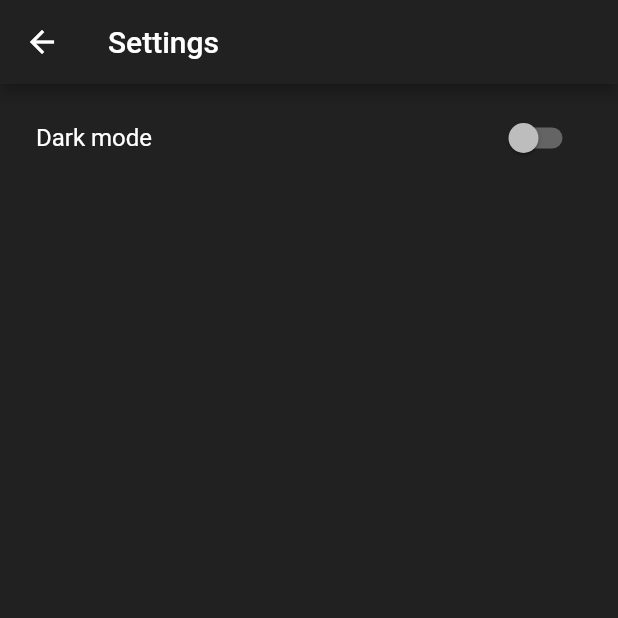
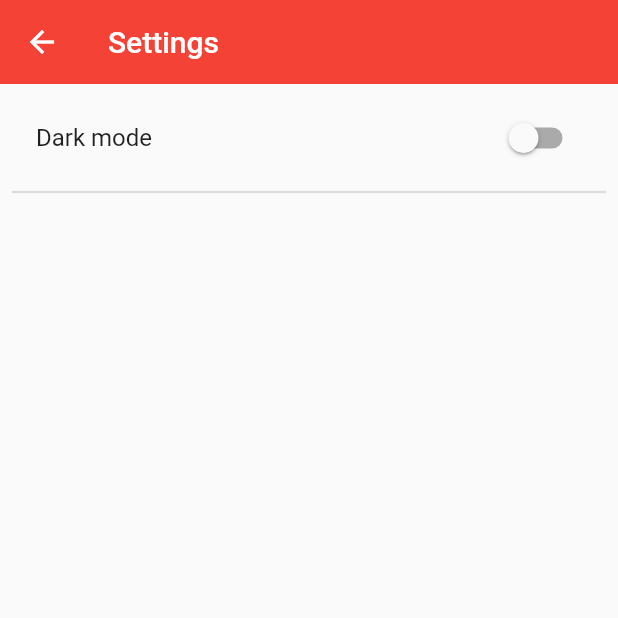
Before and after one commit to amaan-zafar/Timer-Stopwatch, a Flutter app: the screen it shows after launch, after a tap on the "settings" icon, on a phone screen of 412 x 824 dp, the top half of it. Run offline on Flutter 3.47's test engine with Material 2 defaults, Android fonts, the light colour scheme and no system bars; our stand-ins replace bloc, equatable, flutter_bloc, numberpicker; statements that could not run were skipped.

Commit message:
dual theme using bloc implemented

```diff
--- a/lib/main.dart
+++ b/lib/main.dart
@@ -1,8 +1,7 @@
 import 'package:flutter/material.dart';
-import 'package:timer_stopwatch/ui/preference/preference_screen.dart';
-import 'package:timer_stopwatch/ui/tabs/timer_tab.dart';
-
-import 'ui/tabs/stopwatch_tab.dart';
+import 'package:flutter_bloc/flutter_bloc.dart';
+import 'package:timer_stopwatch/ui/global/theme/bloc/theme_bloc.dart';
+import 'package:timer_stopwatch/ui/home/home.dart';
 
 void main() {
   runApp(ClockApp());
@@ -11,78 +10,17 @@ void main() {
 class ClockApp extends StatelessWidget {
   @override
   Widget build(BuildContext context) {
+    return BlocProvider(
+      create: (context) => ThemeBloc(),
+      child: BlocBuilder<ThemeBloc, ThemeState>(
+        builder: (context, state) {
           return MaterialApp(
             debugShowCheckedModeBanner: false,
             title: 'Clock',
-      theme: ThemeData(
-        brightness: Brightness.dark,
-        accentColor: Colors.red,
-        canvasColor: Colors.grey[900],
-      ),
+            theme: state.themeData,
             home: HomePage(),
           );
-  }
-}
-
-class HomePage extends StatefulWidget {
-  @override
-  _HomePageState createState() => _HomePageState();
-}
-
-class _HomePageState extends State<HomePage> with TickerProviderStateMixin {
-  TabController tb;
-
-  @override
-  void initState() {
-    tb = TabController(
-      length: 2,
-      vsync: this,
-    );
-    super.initState();
-  }
-
-  @override
-  Widget build(BuildContext context) {
-    return Scaffold(
-      appBar: PreferredSize(
-        child: Container(
-            child: SafeArea(
-          child: Column(
-            children: <Widget>[
-              Container(
-                margin: const EdgeInsets.symmetric(horizontal: 16),
-                height: 40,
-                child: Align(
-                    alignment: Alignment.centerRight,
-                    child: GestureDetector(
-                      child: Icon(
-                        Icons.settings,
-                        color: Colors.red,
-                      ),
-                      onTap: () {
-                        Navigator.of(context).push(MaterialPageRoute(
-                            builder: (_) => PreferenceScreen()));
         },
-                    )),
-              ),
-              TabBar(
-                tabs: <Widget>[Text('Timer'), Text('Stopwatch')],
-                labelStyle:
-                    TextStyle(fontSize: 18.0, fontWeight: FontWeight.w600),
-                labelPadding: EdgeInsets.symmetric(vertical: 16),
-                controller: tb,
-              ),
-            ],
-          ),
-        )),
-        preferredSize: Size.fromHeight(40 + kToolbarHeight),
-      ),
-      body: TabBarView(
-        children: <Widget>[
-          TimerTab(),
-          StopwatchTab(),
-        ],
-        controller: tb,
       ),
     );
   }
--- a/lib/ui/global/theme/app_themes.dart
+++ b/lib/ui/global/theme/app_themes.dart
@@ -3,12 +3,30 @@ import 'package:flutter/material.dart';
 enum AppThemeData { LightTheme, DarkTheme }
 
 final appThemeData = {
-  AppThemeData.LightTheme: ThemeData(
+  AppThemeData.DarkTheme: ThemeData(
     brightness: Brightness.dark,
     accentColor: Colors.red,
+    tabBarTheme: TabBarTheme(
+      unselectedLabelColor: Colors.white,
+      labelColor: Colors.red,
+    ),
+    appBarTheme: AppBarTheme(
+      brightness: Brightness.dark,
+      elevation: 0,
+      color: Colors.red,
+    ),
   ),
-  AppThemeData.DarkTheme: ThemeData(
+  AppThemeData.LightTheme: ThemeData(
+    brightness: Brightness.light,
+    accentColor: Colors.red,
+    tabBarTheme: TabBarTheme(
+      unselectedLabelColor: Colors.black,
+      labelColor: Colors.red,
+    ),
+    appBarTheme: AppBarTheme(
+      elevation: 0,
       brightness: Brightness.light,
-      accentColor: Colors.red,
-      canvasColor: Colors.grey)
+      color: Colors.red,
+    ),
+  )
 };
--- /dev/null
+++ b/lib/ui/global/theme/bloc/theme_bloc.dart
@@ -0,0 +1,23 @@
+import 'dart:async';
+
+import 'package:bloc/bloc.dart';
+import 'package:equatable/equatable.dart';
+import 'package:flutter/material.dart';
+import 'package:timer_stopwatch/ui/global/theme/app_themes.dart';
+
+part 'theme_event.dart';
+part 'theme_state.dart';
+
+class ThemeBloc extends Bloc<ThemeEvent, ThemeState> {
+  ThemeBloc()
+      : super(ThemeState(themeData: appThemeData[AppThemeData.LightTheme]));
+
+  @override
+  Stream<ThemeState> mapEventToState(
+    ThemeEvent event,
+  ) async* {
+    if (event is ThemeChanged) {
+      yield ThemeState(themeData: appThemeData[event.themeData]);
+    }
+  }
+}
--- /dev/null
+++ b/lib/ui/global/theme/bloc/theme_event.dart
@@ -0,0 +1,15 @@
+part of 'theme_bloc.dart';
+
+abstract class ThemeEvent extends Equatable {
+  final AppThemeData themeData;
+  const ThemeEvent(this.themeData);
+
+  @override
+  List<Object> get props => [themeData];
+}
+
+class ThemeChanged extends ThemeEvent {
+  final AppThemeData themeData;
+
+  ThemeChanged({@required this.themeData}) : super(themeData);
+}
--- /dev/null
+++ b/lib/ui/global/theme/bloc/theme_state.dart
@@ -0,0 +1,10 @@
+part of 'theme_bloc.dart';
+
+class ThemeState extends Equatable {
+  final ThemeData themeData;
+
+  const ThemeState({@required this.themeData});
+
+  @override
+  List<Object> get props => [themeData];
+}
--- a/lib/ui/global/widgets/long_button.dart
+++ b/lib/ui/global/widgets/long_button.dart
@@ -4,7 +4,7 @@ class FullBtn extends StatelessWidget {
   final String text;
   final Function onClicked;
 
-  FullBtn(this.text, this.onClicked);
+  FullBtn({@required this.text, @required this.onClicked});
 
   @override
   Widget build(BuildContext context) {
@@ -16,10 +16,8 @@ class FullBtn extends StatelessWidget {
           onPressed: onClicked,
           padding: EdgeInsets.symmetric(vertical: 12.0),
           child: Text(
-            'Start',
-            style: TextStyle(
-              fontSize: 16.0,
-            ),
+            text,
+            style: TextStyle(fontSize: 16.0, color: Colors.white),
           ),
           color: Colors.red,
           shape: RoundedRectangleBorder(
--- a/lib/ui/global/widgets/short_button.dart
+++ b/lib/ui/global/widgets/short_button.dart
@@ -4,7 +4,7 @@ class HalfBtn extends StatelessWidget {
   final String text;
   final Function onClicked;
 
-  HalfBtn(this.text, this.onClicked);
+  HalfBtn({@required this.text, @required this.onClicked});
 
   @override
   Widget build(BuildContext context) {
@@ -17,9 +17,7 @@ class HalfBtn extends StatelessWidget {
           padding: EdgeInsets.symmetric(vertical: 12.0),
           child: Text(
             text,
-            style: TextStyle(
-              fontSize: 16.0,
-            ),
+            style: TextStyle(fontSize: 16.0, color: Colors.white),
           ),
           color: Colors.red,
           shape: RoundedRectangleBorder(
--- /dev/null
+++ b/lib/ui/home/home.dart
@@ -0,0 +1,68 @@
+import 'package:flutter/material.dart';
+import 'package:timer_stopwatch/ui/home/stopwatch_tab.dart';
+import 'package:timer_stopwatch/ui/home/timer_tab.dart';
+import 'package:timer_stopwatch/ui/preference/preference_screen.dart';
+
+class HomePage extends StatefulWidget {
+  @override
+  _HomePageState createState() => _HomePageState();
+}
+
+class _HomePageState extends State<HomePage> with TickerProviderStateMixin {
+  TabController tb;
+
+  @override
+  void initState() {
+    tb = TabController(
+      length: 2,
+      vsync: this,
+    );
+    super.initState();
+  }
+
+  @override
+  Widget build(BuildContext context) {
+    return Scaffold(
+      appBar: PreferredSize(
+        child: Container(
+            child: SafeArea(
+          child: Column(
+            children: <Widget>[
+              Container(
+                margin: const EdgeInsets.symmetric(horizontal: 18),
+                height: 40,
+                child: Align(
+                    alignment: Alignment.centerRight,
+                    child: GestureDetector(
+                      child: Icon(
+                        Icons.settings,
+                        color: Colors.red,
+                      ),
+                      onTap: () {
+                        Navigator.of(context).push(MaterialPageRoute(
+                            builder: (_) => PreferenceScreen()));
+                      },
+                    )),
+              ),
+              TabBar(
+                tabs: <Widget>[Text('Timer'), Text('Stopwatch')],
+                labelStyle:
+                    TextStyle(fontSize: 18.0, fontWeight: FontWeight.w600),
+                labelPadding: EdgeInsets.symmetric(vertical: 16),
+                controller: tb,
+              ),
+            ],
+          ),
+        )),
+        preferredSize: Size.fromHeight(44 + kToolbarHeight),
+      ),
+      body: TabBarView(
+        children: <Widget>[
+          TimerTab(),
+          StopwatchTab(),
+        ],
+        controller: tb,
+      ),
+    );
+  }
+}
--- a/lib/ui/tabs/timer_tab.dart
+++ b/lib/ui/home/timer_tab.dart
@@ -129,18 +129,26 @@ class _TimerTabState extends State<TimerTab> {
         height: 200,
       ),
       startBtnVisibility == true
-          ? FullBtn('Start', () {
+          ? FullBtn(
+              text: 'Start',
+              onClicked: () {
                 startTimer();
               })
           : Row(mainAxisAlignment: MainAxisAlignment.center, children: <Widget>[
               pauseBtnVisibility == true
-                  ? HalfBtn('Pause', () {
+                  ? HalfBtn(
+                      text: 'Pause',
+                      onClicked: () {
                         pauseTimer();
                       })
-                  : HalfBtn('Resume', () {
+                  : HalfBtn(
+                      text: 'Resume',
+                      onClicked: () {
                         resumeTimer();
                       }),
-              HalfBtn('Cancel', () {
+              HalfBtn(
+                  text: 'Cancel',
+                  onClicked: () {
                     cancelTimer();
                   })
             ])
--- a/lib/ui/preference/preference_screen.dart
+++ b/lib/ui/preference/preference_screen.dart
@@ -1,8 +1,17 @@
 import 'package:flutter/material.dart';
+import 'package:flutter_bloc/flutter_bloc.dart';
+import 'package:timer_stopwatch/ui/global/theme/app_themes.dart';
+import 'package:timer_stopwatch/ui/global/theme/bloc/theme_bloc.dart';
 
-class PreferenceScreen extends StatelessWidget {
+class PreferenceScreen extends StatefulWidget {
+  @override
+  _PreferenceScreenState createState() => _PreferenceScreenState();
+}
+
+class _PreferenceScreenState extends State<PreferenceScreen> {
   @override
   Widget build(BuildContext context) {
+    final bloc = BlocProvider.of<ThemeBloc>(context);
     return Scaffold(
       appBar: AppBar(
         title: Text('Settings'),
@@ -13,9 +22,21 @@ class PreferenceScreen extends StatelessWidget {
           ListTile(
             title: Text('Dark mode'),
             trailing: Switch(
-              onChanged: (bool value) {},
-              value: false,
+              activeColor: Colors.red,
+              onChanged: (bool value) {
+                AppThemeData selectedTheme = value == false
+                    ? AppThemeData.LightTheme
+                    : AppThemeData.DarkTheme;
+                bloc.add(ThemeChanged(themeData: selectedTheme));
+              },
+              value:
+                  bloc.state.themeData == appThemeData[AppThemeData.LightTheme]
+                      ? false
+                      : true,
             ),
+          ),
+          Divider(
+            thickness: 1.5,
           )
         ],
       ),
```
Also changed, not shown: lib/ui/home/stopwatch_tab.dart (renamed from lib/ui/tabs/stopwatch_tab.dart, +12 -4 lines). Lines whose indentation alone changed are shown as unchanged.
